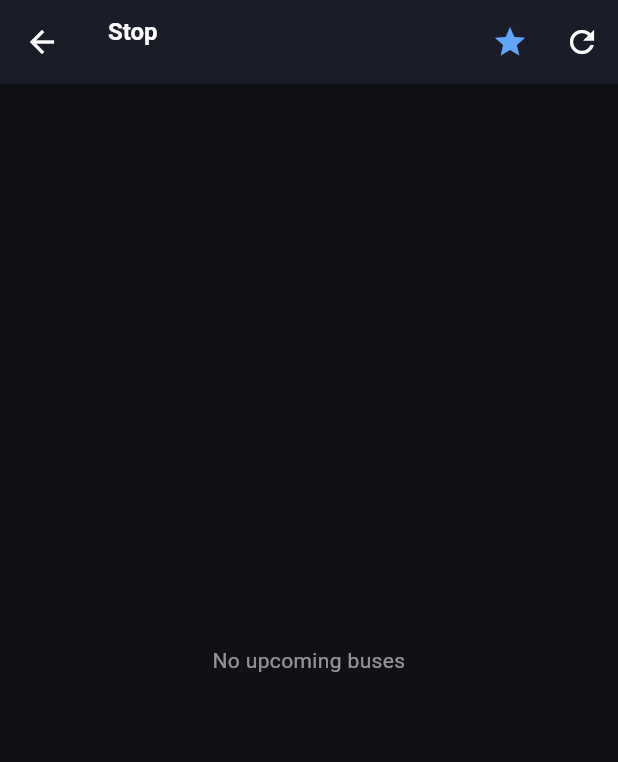
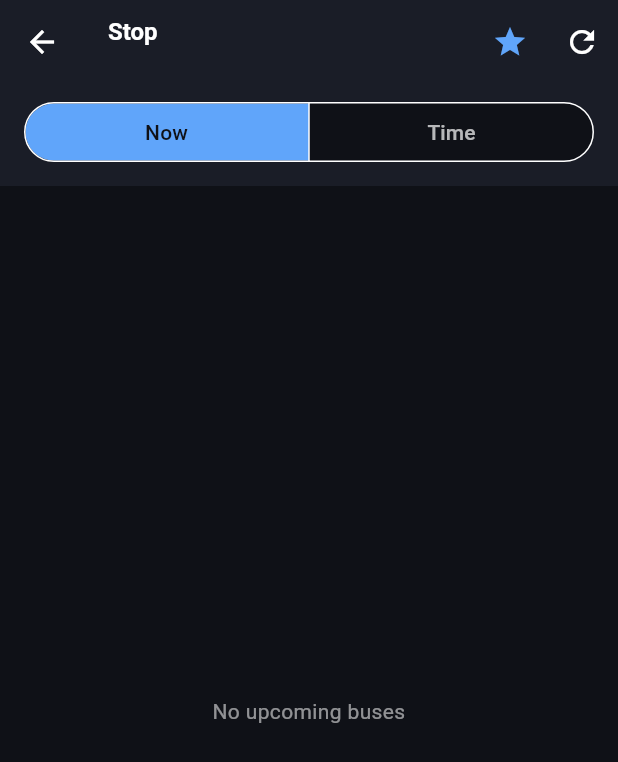
Before and after one commit to wilsmyth-del/next-bus-android, a Flutter app: the ArrivalsScreen screen opened directly with empty values, after a tap on the "star border" icon, on a phone screen of 412 x 824 dp. Shown: the top 762 px of the screen. Run offline on Flutter 3.47's test engine with Material 3 defaults, Android fonts, the phone set to English and light mode, and no system bars; our stand-ins replace flutter_slidable, image_picker, shared_preferences, sqflite; missing offline and left inert: google_mlkit_text_recognition; accounts and stored records are empty; network calls fail.

Commit message:
#321 A: Now/Time segmented control, planning row layout, departed rows
The UI half of slice A.

Now | Time sits in a strip below the AppBar, not in an action slot — the bar
already carries star and refresh. Selecting Time opens showTimePicker at the
current time and the segment's own label becomes the chosen time, so the state
is readable with no caption; tapping it again reopens the picker. Not a dropdown
of times: a dropdown must answer "what increment", and every answer is wrong.

The row changes with the mode, because "120m" is a true and useless way to
describe a 14:00 bus you are planning for at noon:
- Now:  leading = minutes away, subtitle = clock time  (unchanged)
- Time: leading = clock time,   subtitle = "in 2h 5m"  (swapped)

The GTFS headsign is now displayed — "25 -> Brentwood" rather than "Route 25".
It has been in the pipeline since v1.0 and never shown; planning is when it
earns its place.

Departed rows render as uncatchable: struck through AND dimmed to 45% AND
labelled "Departed". Three signals, deliberately, because one colour is
something a tired user reads past at a dark bus stop.

Also: the "max 3 per route" filter is skipped in Time mode. A chosen departure
time is meant to bring every route at it, and the cap would silently drop one.
Empty state speaks the mode's language too — "No buses near 03:00" names its
anchor rather than implying the app is broken.

_planTime is deliberately not persisted. Every stop opens on Now, always. A
stop that silently reopens showing 14:00 results three days later is the app
being confidently wrong, which is the failure family this project keeps hitting.

Not compiled here — no Dart SDK on this box (#311). Verified structurally with a
string- and comment-aware bracket balance check, and the 27-case model check
still passes. Compile and behaviour are the laptop's job.

Pre-existing and left alone: ArrivalMode _mode is assigned and never read.
Worth a flutter analyze pass before the store release.

Co-Authored-By: Claude Opus 5 <noreply@anthropic.com>

```diff
--- a/lib/screens/arrivals_screen.dart
+++ b/lib/screens/arrivals_screen.dart
@@ -23,6 +23,12 @@ class _ArrivalsScreenState extends State<ArrivalsScreen> {
   Arrival? _nextDeparture;
   bool _isFavourite = false;
   ArrivalMode _mode = ArrivalMode.live;
+
+  /// null = Now. Non-null = Time mode, anchored here. Deliberately not
+  /// persisted: every stop opens on Now, always. A stop that silently reopens
+  /// showing 14:00 results three days later is the app being confidently wrong,
+  /// which is the failure family this project keeps hitting.
+  TimeOfDay? _planTime;
 
   @override
   void initState() {
@@ -51,15 +57,27 @@ class _ArrivalsScreenState extends State<ArrivalsScreen> {
       _error = null;
     });
     try {
-      final result = await TranslinkService.getArrivals(widget.stopCode, forceRefresh: forceRefresh);
-      // Max 3 per route, preserving sort order (soonest first)
+      final plan = _planTime;
+      final result = plan == null
+          ? await TranslinkService.getArrivals(widget.stopCode,
+              forceRefresh: forceRefresh)
+          : await TranslinkService.getArrivalsAt(
+              widget.stopCode, plan.hour * 3600 + plan.minute * 60);
+      // Max 3 per route, preserving sort order (soonest first). Skipped in Time
+      // mode: there, a chosen departure time deliberately brings every route at
+      // it, and capping per route would silently drop one of them.
+      List<Arrival> filtered;
+      if (plan != null) {
+        filtered = result.arrivals;
+      } else {
         final routeCount = <String, int>{};
-      final filtered = <Arrival>[];
+        filtered = <Arrival>[];
         for (final a in result.arrivals) {
           final count = routeCount[a.route] ?? 0;
           if (count < 3) {
             filtered.add(a);
             routeCount[a.route] = count + 1;
+          }
         }
       }
       if (mounted) setState(() {
@@ -74,6 +92,78 @@ class _ArrivalsScreenState extends State<ArrivalsScreen> {
         _error = e.toString();
       });
     }
+  }
+
+  /// Opens the OS picker at the currently-anchored time, or at now when
+  /// switching into Time mode. Deliberately `showTimePicker` and not a dropdown
+  /// of times: a dropdown has to answer "what increment?", and every answer is
+  /// wrong — 5 minutes gives 288 entries, 15 minutes still cannot express 14:05.
+  /// The native picker has no increment question to answer.
+  Future<void> _pickTime() async {
+    final picked = await showTimePicker(
+      context: context,
+      initialTime: _planTime ?? TimeOfDay.now(),
+      builder: (context, child) => Theme(
+        data: ThemeData.dark().copyWith(
+          colorScheme: const ColorScheme.dark(
+            primary: Color(0xFF60A5FA),
+            surface: Color(0xFF1A1D27),
+          ),
+        ),
+        child: child!,
+      ),
+    );
+    if (picked == null) return;          // cancelled — stay where we were
+    setState(() => _planTime = picked);
+    await _load();
+  }
+
+  Future<void> _setNowMode() async {
+    if (_planTime == null) return;       // already there, nothing to reload
+    setState(() => _planTime = null);
+    await _load();
+  }
+
+  /// Now | Time, in a strip below the AppBar rather than an AppBar action: the
+  /// bar already carries star and refresh, and a segmented control does not
+  /// belong in an action slot. The Time segment shows the chosen time as its own
+  /// label once set, so the current state is readable with no caption; tapping
+  /// it again reopens the picker.
+  Widget _buildModeStrip() {
+    final plan = _planTime;
+    return Container(
+      width: double.infinity,
+      color: const Color(0xFF1A1D27),
+      padding: const EdgeInsets.fromLTRB(16, 8, 16, 12),
+      child: SegmentedButton<bool>(
+        segments: [
+          const ButtonSegment<bool>(value: false, label: Text('Now')),
+          ButtonSegment<bool>(
+            value: true,
+            label: Text(plan == null ? 'Time' : plan.format(context)),
+          ),
+        ],
+        selected: {plan != null},
+        showSelectedIcon: false,
+        onSelectionChanged: (sel) {
+          if (sel.first) {
+            _pickTime();
+          } else {
+            _setNowMode();
+          }
+        },
+        style: ButtonStyle(
+          backgroundColor: WidgetStateProperty.resolveWith((states) =>
+              states.contains(WidgetState.selected)
+                  ? const Color(0xFF60A5FA)
+                  : const Color(0xFF0F1117)),
+          foregroundColor: WidgetStateProperty.resolveWith((states) =>
+              states.contains(WidgetState.selected)
+                  ? const Color(0xFF0F1117)
+                  : Colors.white70),
+        ),
+      ),
+    );
   }
 
   @override
@@ -111,7 +201,17 @@ class _ArrivalsScreenState extends State<ArrivalsScreen> {
           ),
         ],
       ),
-      body: _loading
+      body: Column(
+        children: [
+          _buildModeStrip(),
+          Expanded(child: _buildContent()),
+        ],
+      ),
+    );
+  }
+
+  Widget _buildContent() {
+    return _loading
           ? const Center(
               child: CircularProgressIndicator(color: Color(0xFF60A5FA)),
             )
@@ -144,7 +244,6 @@ class _ArrivalsScreenState extends State<ArrivalsScreen> {
                   : ListView.builder(
                       itemCount: _arrivals.length,
                       itemBuilder: (context, i) => _buildRow(_arrivals[i]),
-                    ),
                     );
   }
 
@@ -152,6 +251,20 @@ class _ArrivalsScreenState extends State<ArrivalsScreen> {
   /// is a useful answer; "nothing due" on its own is indistinguishable from a
   /// stale schedule, which is the failure this app most needs to not have.
   Widget _buildEmptyState() {
+    final plan = _planTime;
+    if (plan != null) {
+      // Time mode has an anchor, so it can name what it found nothing near —
+      // which distinguishes "nothing around 03:00" from "this app is broken".
+      return Padding(
+        padding: const EdgeInsets.symmetric(horizontal: 32),
+        child: Text(
+          'No buses near ${plan.format(context)}',
+          textAlign: TextAlign.center,
+          style: const TextStyle(color: Colors.white54),
+        ),
+      );
+    }
+
     final next = _nextDeparture;
     if (next == null) {
       return const Padding(
@@ -197,6 +310,9 @@ class _ArrivalsScreenState extends State<ArrivalsScreen> {
   }
 
   Widget _buildRow(Arrival a) {
+    final planning = _planTime != null;
+    final past = a.isPast;
+
     final sourceColor = a.source == 'live'
         ? Colors.greenAccent
         : a.source == 'approx'
@@ -208,30 +324,70 @@ class _ArrivalsScreenState extends State<ArrivalsScreen> {
             ? 'Approx'
             : 'Scheduled';
 
-    return ListTile(
+    // Planning at noon for a 14:00 bus renders "120m" — true, useless, faintly
+    // absurd. In Time mode the clock time is the answer and minutes-away is
+    // noise, so the two swap places.
+    final leadText = planning ? a.arrivalTime : '${a.minutesAway}m';
+
+    // The headsign is already in the pipeline and has never been shown.
+    // Planning is exactly when it earns its place: "25 → Brentwood" is worth
+    // more than "Route 25" when you are deciding from the kitchen.
+    final title = a.destination.isEmpty
+        ? 'Route ${a.route}'
+        : '${a.route} → ${a.destination}';
+
+    final String subtitle;
+    if (!planning) {
+      subtitle = a.arrivalTime;
+    } else if (past) {
+      subtitle = 'Departed';
+    } else {
+      final h = a.minutesAway ~/ 60;
+      final m = a.minutesAway % 60;
+      subtitle = h > 0 ? 'in ${h}h ${m}m' : 'in ${m}m';
+    }
+
+    // A bus you cannot catch must not look like one you can, least of all to
+    // someone who is already rushing. Struck through AND dimmed AND labelled —
+    // one signal would be a colour a tired user reads past at a dark bus stop.
+    return Opacity(
+      opacity: past ? 0.45 : 1.0,
+      child: ListTile(
         leading: CircleAvatar(
           backgroundColor: const Color(0xFF1E293B),
           child: Text(
-          '${a.minutesAway}m',
-          style: const TextStyle(
-            color: Color(0xFF60A5FA),
+            leadText,
+            style: TextStyle(
+              color: past ? Colors.white38 : const Color(0xFF60A5FA),
               fontSize: 12,
               fontWeight: FontWeight.bold,
+              decoration: past ? TextDecoration.lineThrough : null,
+              decorationColor: Colors.white38,
             ),
           ),
         ),
         title: Text(
-        'Route ${a.route}',
-        style: const TextStyle(color: Colors.white, fontWeight: FontWeight.bold),
+          title,
+          overflow: TextOverflow.ellipsis,
+          style: TextStyle(
+            color: past ? Colors.white54 : Colors.white,
+            fontWeight: FontWeight.bold,
+            decoration: past ? TextDecoration.lineThrough : null,
+            decorationColor: Colors.white38,
+          ),
         ),
         subtitle: Text(
-        a.arrivalTime,
-        style: const TextStyle(color: Colors.white54),
+          subtitle,
+          style: TextStyle(
+            color: past ? Colors.white38 : Colors.white54,
+            fontStyle: past ? FontStyle.italic : FontStyle.normal,
+          ),
         ),
         trailing: Text(
           sourceLabel,
           style: TextStyle(color: sourceColor, fontSize: 12),
         ),
+      ),
     );
   }
 }
```
Lines whose indentation alone changed are shown as unchanged.
